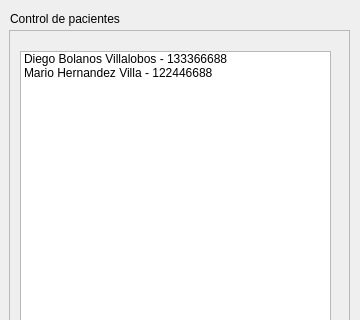
This is src/firewalls-ui-prototype/patientselectionmenu.ui in andressero/firewalls as Qt 5 draws it before an edit; both pictures show x 0 to 360 and y 0 to 320 of the 360 by 620 pixel window. The edited form follows.
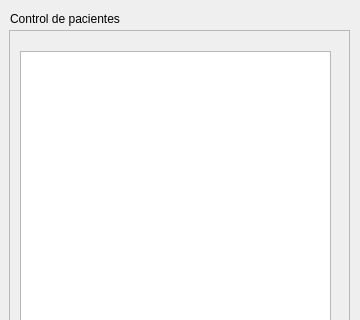
This is the edited form.

Diff of the .ui file:
```diff
--- a/src/firewalls-ui-prototype/patientselectionmenu.ui
+++ b/src/firewalls-ui-prototype/patientselectionmenu.ui
@@ -2,6 +2,14 @@
 <ui version="4.0">
  <class>PatientSelectionMenu</class>
  <widget class="QWidget" name="PatientSelectionMenu">
+  <property name="geometry">
+   <rect>
+    <x>0</x>
+    <y>0</y>
+    <width>360</width>
+    <height>620</height>
+   </rect>
+  </property>
   <property name="minimumSize">
    <size>
     <width>360</width>
@@ -73,16 +81,6 @@
        <height>491</height>
       </rect>
      </property>
-     <item>
-      <property name="text">
-       <string>Diego Bolanos Villalobos - 133366688</string>
-      </property>
-     </item>
-     <item>
-      <property name="text">
-       <string>Mario Hernandez Villa - 122446688</string>
-      </property>
-     </item>
     </widget>
    </widget>
   </widget>
```
